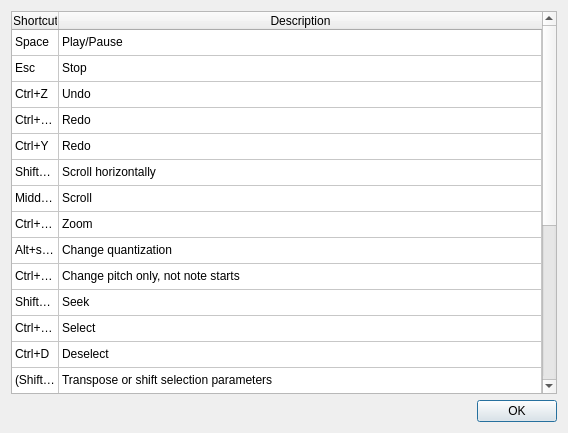
Above: src/editor/ShortcutsDialog.ui from yuxshao/ptcollab before the change. Below: the same form after it.
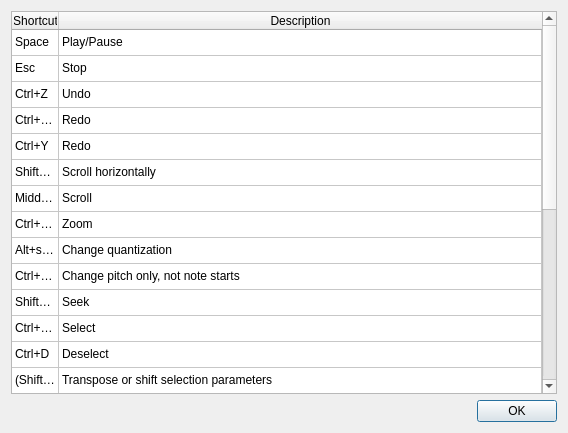
That is the form after the change.

Commit message: ijkl for midi input

Diff of the .ui file:
```diff
--- a/src/editor/ShortcutsDialog.ui
+++ b/src/editor/ShortcutsDialog.ui
@@ -155,6 +155,16 @@
        <string>New Row</string>
       </property>
      </row>
+     <row>
+      <property name="text">
+       <string>New Row</string>
+      </property>
+     </row>
+     <row>
+      <property name="text">
+       <string>New Row</string>
+      </property>
+     </row>
      <column>
       <property name="text">
        <string>Shortcut</string>
@@ -395,6 +405,26 @@
        <string>Toggle solo</string>
       </property>
      </item>
+     <item row="23" column="0">
+      <property name="text">
+       <string>J,L</string>
+      </property>
+     </item>
+     <item row="23" column="1">
+      <property name="text">
+       <string>Step forward / back (useful for MIDI input)</string>
+      </property>
+     </item>
+     <item row="24" column="0">
+      <property name="text">
+       <string>I,K</string>
+      </property>
+     </item>
+     <item row="24" column="1">
+      <property name="text">
+       <string>Increase / decrease step size (useful for MIDI)</string>
+      </property>
+     </item>
     </widget>
    </item>
    <item>
```
The commit also changes 2 other files.
